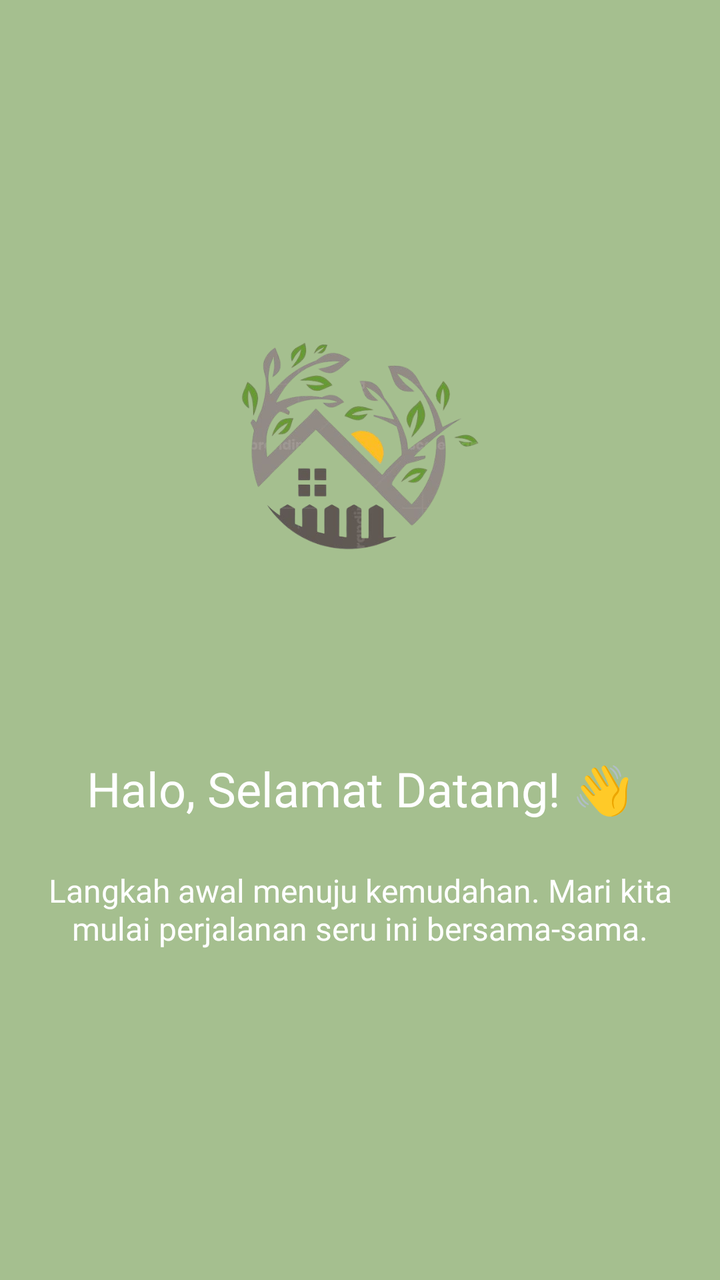
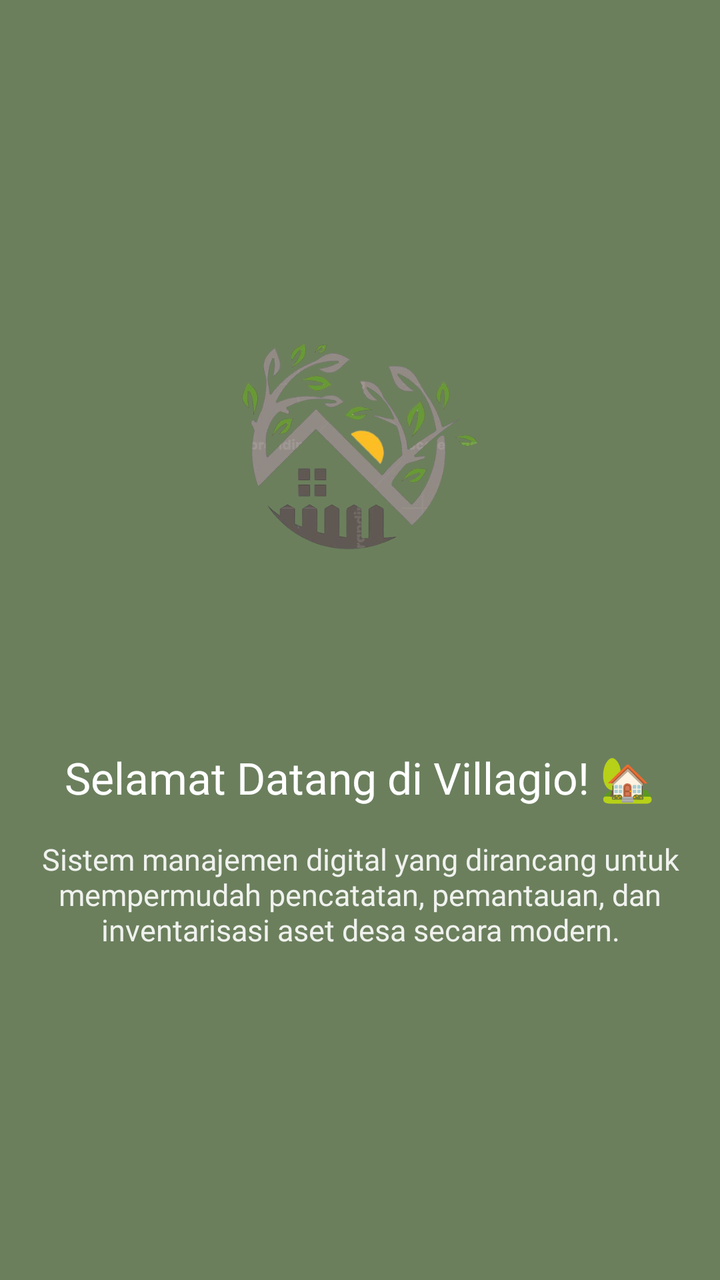

Compare the two renders of this Android layout. The source of the first and the diff that turns it into the second are given below.
<!-- AndroidManifest.xml: application theme Theme.Elincortis -->
<!-- res/layout/fragment_tutorial1.xml -->
<androidx.constraintlayout.widget.ConstraintLayout
    xmlns:android="http://schemas.android.com/apk/res/android"
    xmlns:app="http://schemas.android.com/apk/res-auto"
    xmlns:tools="http://schemas.android.com/tools"
    android:layout_width="match_parent"
    android:layout_height="match_parent"
    android:background="#A5BF8F"
    tools:context=".About.Tutorial.Tutorial1Fragment">

    <ImageView
        android:id="@+id/imageView4"
        android:layout_width="251dp"
        android:layout_height="206dp"
        android:layout_marginTop="120dp"
        android:src="@drawable/gambar"
        app:layout_constraintEnd_toEndOf="parent"
        app:layout_constraintStart_toStartOf="parent"
        app:layout_constraintTop_toTopOf="parent" />

    <TextView
        android:id="@+id/textView8"
        android:layout_width="wrap_content"
        android:layout_height="wrap_content"
        android:layout_marginTop="52dp"
        android:fontFamily="@font/poppins_bold"
        android:text="Halo, Selamat Datang! 👋"
        android:textAlignment="center"
        android:textColor="#FFFFFF"
        android:textSize="24sp"
        app:layout_constraintEnd_toEndOf="parent"
        app:layout_constraintHorizontal_bias="0.498"
        app:layout_constraintStart_toStartOf="parent"
        app:layout_constraintTop_toBottomOf="@+id/imageView4" />

    <TextView
        android:id="@+id/textView9"
        android:layout_width="334dp"
        android:layout_height="wrap_content"
        android:layout_marginTop="24dp"
        android:fontFamily="@font/poppins_bold"
        android:text="Langkah awal menuju kemudahan. Mari kita mulai perjalanan seru ini bersama-sama."
        android:textAlignment="center"
        android:textColor="#FFFFFF"
        android:textSize="16sp"
        app:layout_constraintEnd_toEndOf="parent"
        app:layout_constraintHorizontal_bias="0.498"
        app:layout_constraintStart_toStartOf="parent"
        app:layout_constraintTop_toBottomOf="@+id/textView8" />

</androidx.constraintlayout.widget.ConstraintLayout>
<!-- resources referenced by this layout -->
<resources>
  <!-- drawable gambar: png bitmap (drawable, 138764 bytes) -->
  <style name="Theme.Elincortis" parent="Base.Theme.Elincortis" />
  <style name="Base.Theme.Elincortis" parent="Theme.MaterialComponents.DayNight.NoActionBar">
  
          
          <item name="colorPrimary">@color/sage_primary</item>
          <item name="colorPrimaryVariant">@color/sage_toolbar_dark</item>
          <item name="colorOnPrimary">@color/sage_on_primary</item>
  
          
          <item name="colorSecondary">@color/sage_accent</item>
          <item name="colorSecondaryVariant">@color/sage_secondary</item>
          <item name="colorOnSecondary">@color/sage_on_secondary</item>
  
          
          <item name="android:colorBackground">@color/sage_background</item>
          <item name="colorOnBackground">@color/sage_on_background</item>
          <item name="colorSurface">@color/sage_surface</item>
          <item name="colorOnSurface">@color/sage_on_surface</item>
  
          
          <item name="colorError">@color/sage_error</item>
          <item name="colorOnError">@color/sage_on_error</item>
  
          
          <item name="android:statusBarColor">@color/sage_toolbar_dark</item>
          <item name="android:navigationBarColor">@color/sage_surface</item>
      </style>
  <color name="sage_primary">#6B7F5D</color>
  <color name="sage_toolbar_dark">#526140</color>
  <color name="sage_on_primary">#FFFFFF</color>
  <color name="sage_accent">#8BA870</color>
  <color name="sage_secondary">#58624B</color>
  <color name="sage_on_secondary">#FFFFFF</color>
  <color name="sage_background">#F8FAF5</color>
  <color name="sage_on_background">#1A1C18</color>
  <color name="sage_surface">#F8FAF5</color>
  <color name="sage_on_surface">#1A1C18</color>
  <color name="sage_error">#BA1A1A</color>
  <color name="sage_on_error">#FFFFFF</color>
</resources>

<!-- the commit's change to res/layout/fragment_tutorial1.xml (unified diff, before → after) -->
@@ -1,10 +1,11 @@
+<?xml version="1.0" encoding="utf-8"?>
 <androidx.constraintlayout.widget.ConstraintLayout
     xmlns:android="http://schemas.android.com/apk/res/android"
     xmlns:app="http://schemas.android.com/apk/res-auto"
     xmlns:tools="http://schemas.android.com/tools"
     android:layout_width="match_parent"
     android:layout_height="match_parent"
-    android:background="#A5BF8F"
+    android:background="@color/sage_primary"
     tools:context=".About.Tutorial.Tutorial1Fragment">
 
     <ImageView
@@ -21,12 +22,12 @@
         android:id="@+id/textView8"
         android:layout_width="wrap_content"
         android:layout_height="wrap_content"
-        android:layout_marginTop="52dp"
+        android:layout_marginTop="48dp"
         android:fontFamily="@font/poppins_bold"
-        android:text="Halo, Selamat Datang! 👋"
+        android:text="Selamat Datang di Villagio! 🏡"
         android:textAlignment="center"
         android:textColor="#FFFFFF"
-        android:textSize="24sp"
+        android:textSize="22sp"
         app:layout_constraintEnd_toEndOf="parent"
         app:layout_constraintHorizontal_bias="0.498"
         app:layout_constraintStart_toStartOf="parent"
@@ -34,14 +35,15 @@
 
     <TextView
         android:id="@+id/textView9"
-        android:layout_width="334dp"
+        android:layout_width="320dp"
         android:layout_height="wrap_content"
-        android:layout_marginTop="24dp"
+        android:layout_marginTop="16dp"
         android:fontFamily="@font/poppins_bold"
-        android:text="Langkah awal menuju kemudahan. Mari kita mulai perjalanan seru ini bersama-sama."
+        android:text="Sistem manajemen digital yang dirancang untuk mempermudah pencatatan, pemantauan, dan inventarisasi aset desa secara modern."
         android:textAlignment="center"
         android:textColor="#FFFFFF"
-        android:textSize="16sp"
+        android:textSize="15sp"
+        android:alpha="0.9"
         app:layout_constraintEnd_toEndOf="parent"
         app:layout_constraintHorizontal_bias="0.498"
         app:layout_constraintStart_toStartOf="parent"
